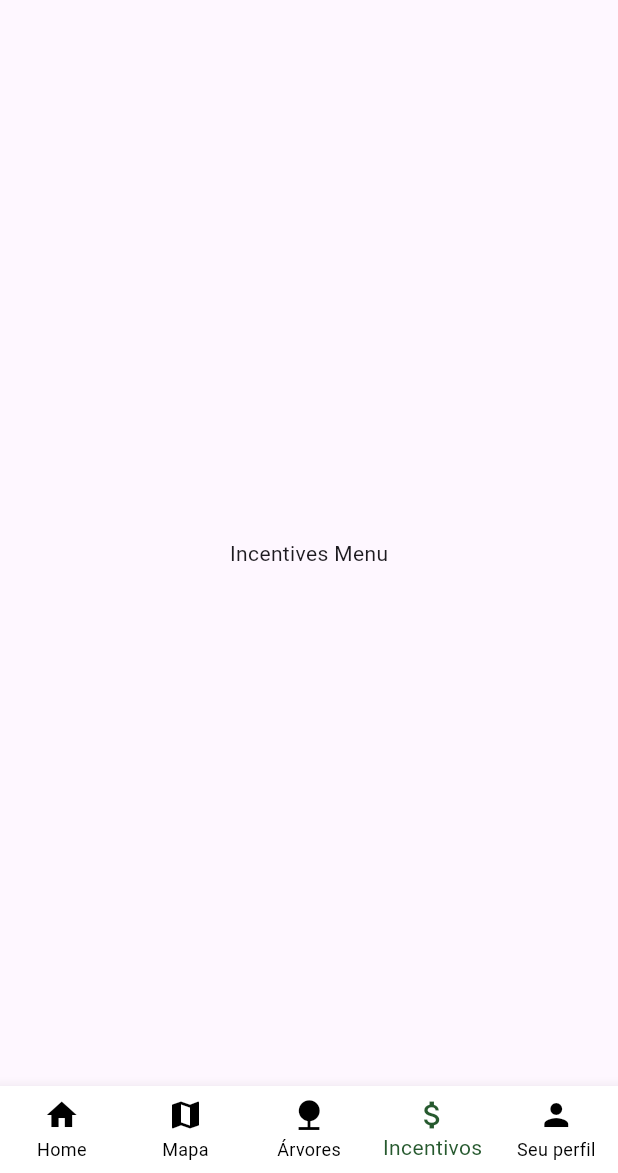
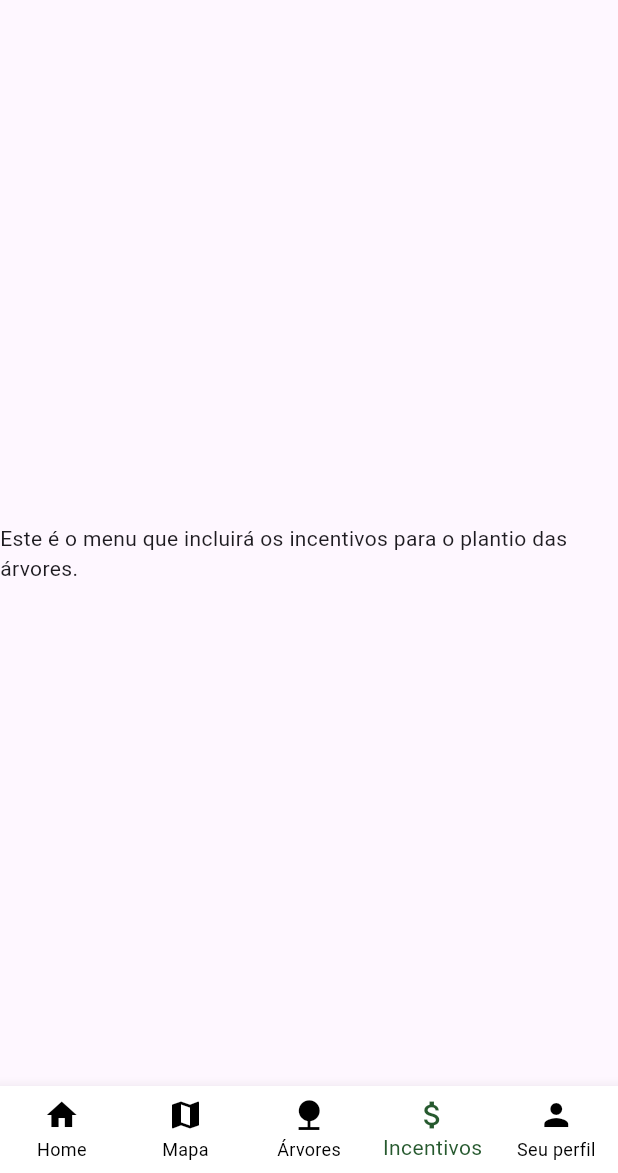
Before and after one commit to ggcraveiro/AppFetin, a Flutter app: the screen it shows after launch, item 4 of the bottom bar chosen, on a phone screen of 412 x 824 dp, the part 63-1236 px from its top. Run offline on Flutter 3.47's test engine with Material 3 defaults, Android fonts, the phone set to English and light mode, and no system bars.

Commit message:
Update menu text to include incentives description

```diff
--- a/lib/pages/menu4_page.dart
+++ b/lib/pages/menu4_page.dart
@@ -6,7 +6,7 @@ class Menu4Page extends StatelessWidget {
   @override
   Widget build(BuildContext context) {
     return const Center(
-      child: Text('Incentives Menu'),
+      child: Text('Este é o menu que incluirá os incentivos para o plantio das árvores.'),
     );
   }
 }
```
